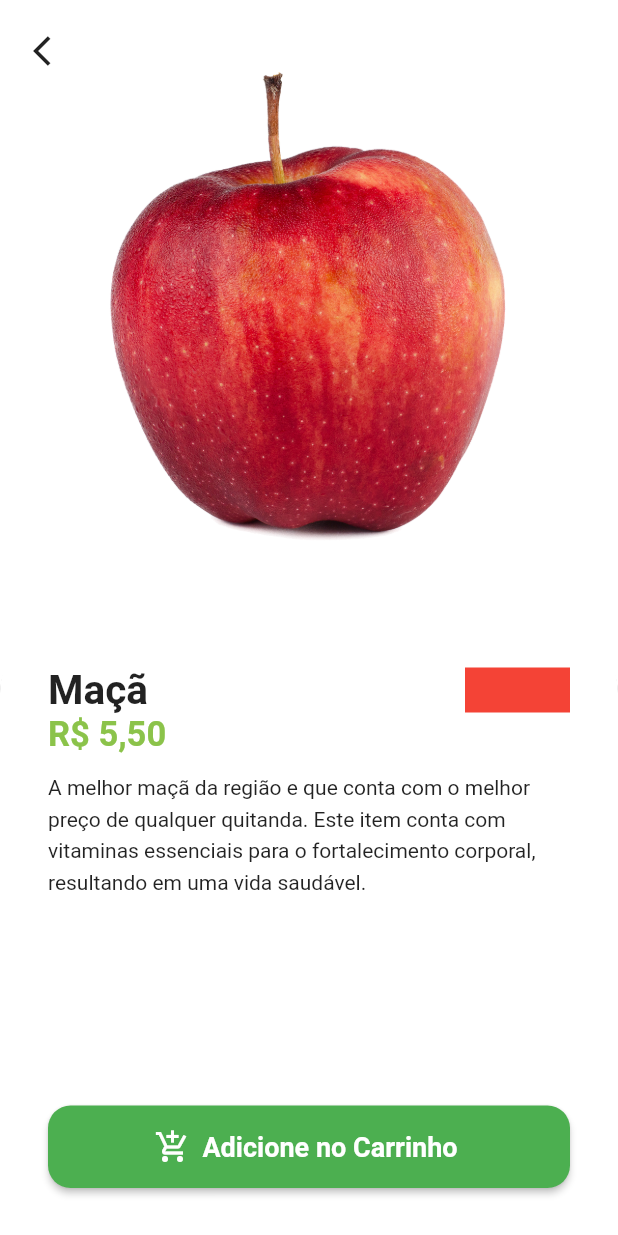
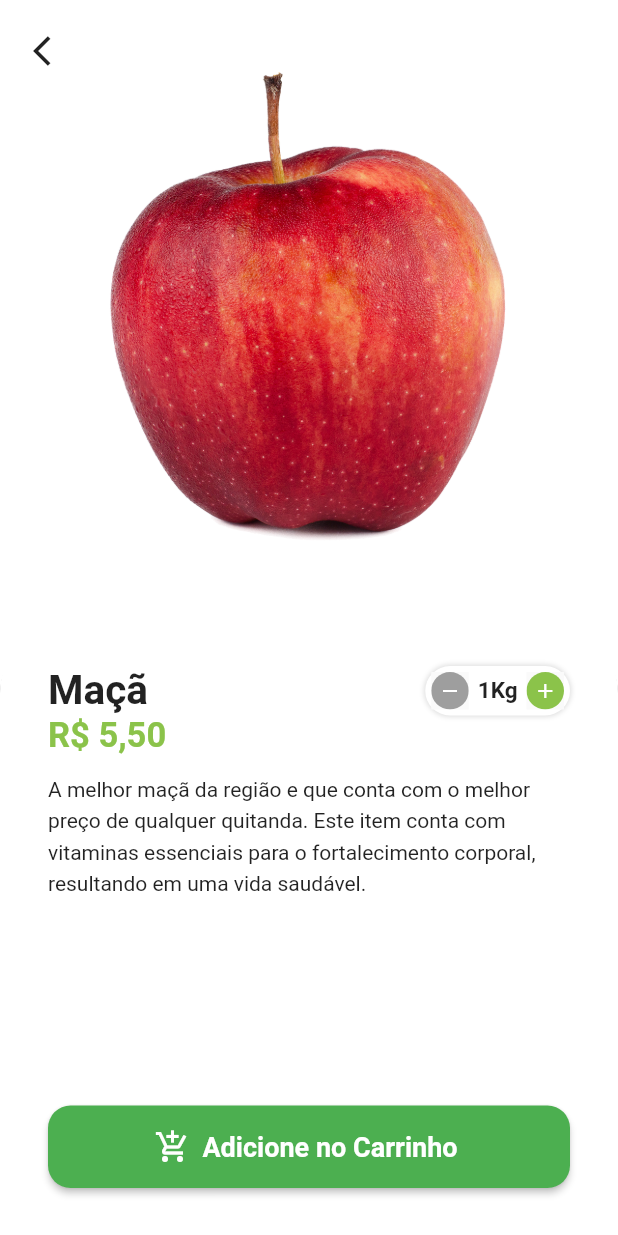
Before and after one commit to EduardoGomesSa/bluegrocer, a Flutter app: the screen it shows after launch, after a tap on "Entrar", after a tap on "Maçã", on a phone screen of 412 x 824 dp. Run offline on Flutter 3.47's test engine with Material 3 defaults, Android fonts, the phone set to English and light mode, and no system bars; our stand-ins replace animated_text_kit, mask_text_input_formatter.

Commit message:
Criação do widget Quantity

```diff
--- /dev/null
+++ b/lib/src/pages/common_widgets/quantity_widget.dart
@@ -0,0 +1,83 @@
+import 'package:bluegrocer/src/config/custom_colors.dart';
+import 'package:flutter/material.dart';
+
+class QuantityWidget extends StatelessWidget {
+  const QuantityWidget({super.key});
+
+  @override
+  Widget build(BuildContext context) {
+    return Container(
+      padding: const EdgeInsets.all(4),
+      decoration: BoxDecoration(
+          color: Colors.white,
+          borderRadius: BorderRadius.circular(50),
+          boxShadow: [
+            BoxShadow(
+              color: Colors.grey.shade300,
+              spreadRadius: 1,
+              blurRadius: 2,
+            ),
+          ]),
+      child: Row(
+        children: [
+          _QuantityButton(
+            icon: Icons.remove,
+            color: Colors.grey,
+            onPressed: () {},
+          ),
+          const Padding(
+            padding: EdgeInsets.symmetric(horizontal: 6),
+            child: Text(
+              '1Kg',
+              style: TextStyle(
+                fontSize: 15,
+                fontWeight: FontWeight.bold,
+              ),
+            ),
+          ),
+          _QuantityButton(
+            icon: Icons.add,
+            color: CustomColors.customSwatchColor,
+            onPressed: () {},
+          ),
+        ],
+      ),
+    );
+  }
+}
+
+class _QuantityButton extends StatelessWidget {
+  final Color color;
+  final IconData icon;
+  final VoidCallback onPressed;
+
+  const _QuantityButton({
+    super.key,
+    required this.color,
+    required this.icon,
+    required this.onPressed,
+  });
+
+  @override
+  Widget build(BuildContext context) {
+    return Material(
+      child: InkWell(
+        borderRadius: BorderRadius.circular(50),
+        onTap: onPressed,
+        child: Ink(
+          height: 25,
+          width: 25,
+          decoration: BoxDecoration(
+            color: color,
+            shape: BoxShape.circle,
+          ),
+          child: Icon(
+            icon,
+            color: Colors.white,
+            size: 16,
+          ),
+        ),
+      ),
+    );
+  }
+}
--- a/lib/src/pages/product/product_screen.dart
+++ b/lib/src/pages/product/product_screen.dart
@@ -1,5 +1,6 @@
 import 'package:bluegrocer/src/config/custom_colors.dart';
 import 'package:bluegrocer/src/models/item_model.dart';
+import 'package:bluegrocer/src/pages/common_widgets/quantity_widget.dart';
 import 'package:bluegrocer/src/services/utils_services.dart';
 import 'package:flutter/cupertino.dart';
 import 'package:flutter/material.dart';
@@ -58,11 +59,7 @@
                               ),
                             ),
                           ),
-                          Container(
-                            height: 30,
-                            width: 70,
-                            color: Colors.red,
-                          )
+                          const QuantityWidget(),
                         ],
                       ),
                       // Preço
```
